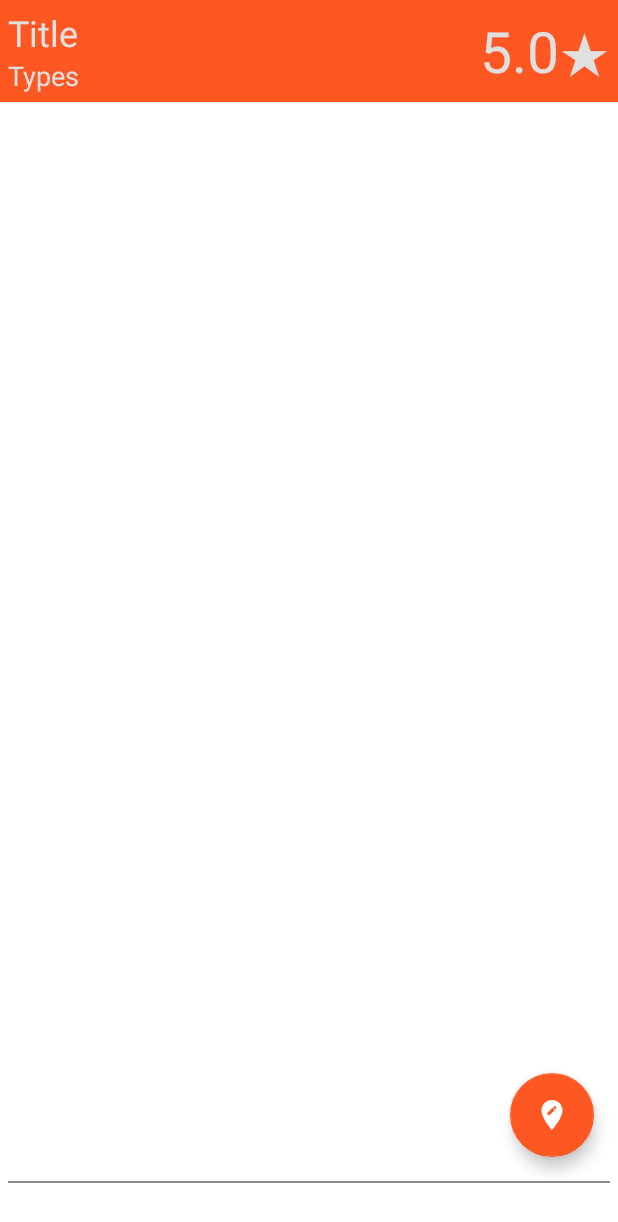
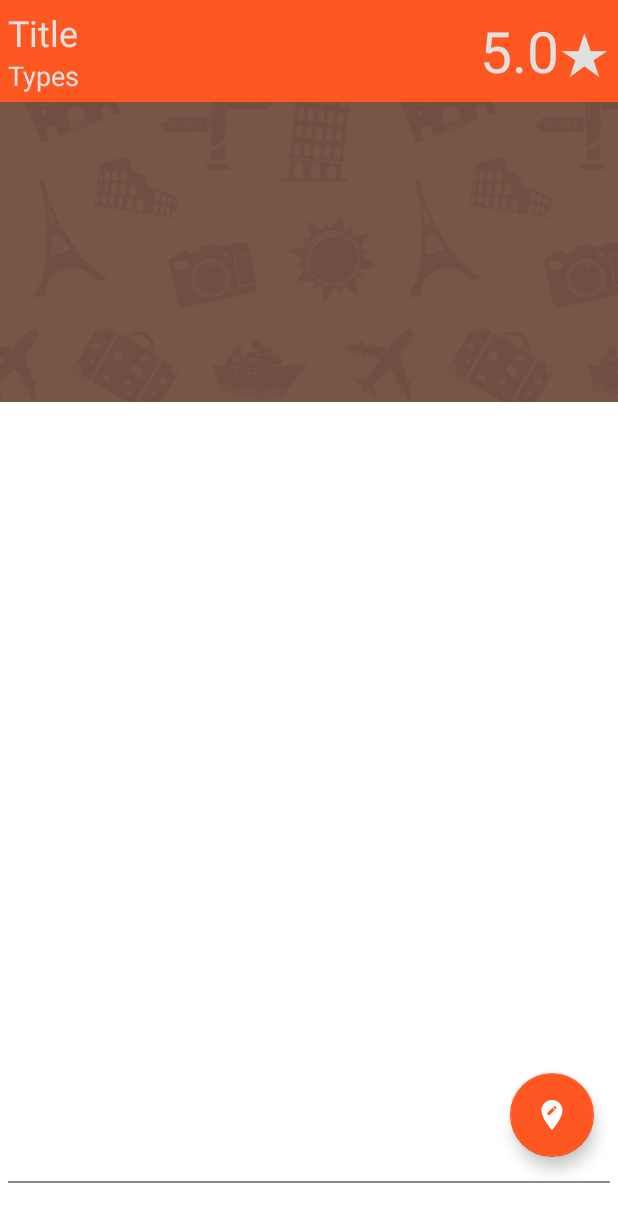
Before and after one commit to CoolONEOfficial/travel_quest, an Android app: the layout frag_place_details.xml on its own in the app's theme, with its tools: preview values and no code run, on a phone screen of 412 x 824 dp. Shown: the top 1222 px of the screen. Run offline under Robolectric (Android 15) with nearby library versions, the phone set to English and light mode, and no system bars.

Commit message:
Changed loading photos pattern to scrollview background

```diff
--- a/app/src/main/res/layout/frag_place_details.xml
+++ b/app/src/main/res/layout/frag_place_details.xml
@@ -95,9 +95,10 @@
                 <HorizontalScrollView
                     android:id="@+id/details_photos_scroll"
                     android:layout_width="match_parent"
-                    android:layout_height="wrap_content"
+                    android:layout_height="200dp"
                     android:foregroundGravity="center"
-                    android:scrollbars="none">
+                    android:scrollbars="none"
+                    android:background="@drawable/pattern_fill">
 
                     <LinearLayout
                         android:id="@+id/details_photos_layout"
```
Also changed, not shown: app/src/main/java/ru/coolone/travelquest/ui/fragments/places/PlacesFrag.java (+12 -3 lines), app/src/main/java/ru/coolone/travelquest/ui/fragments/places/details/PlaceDetailsFrag.java (+2 -7 lines).
